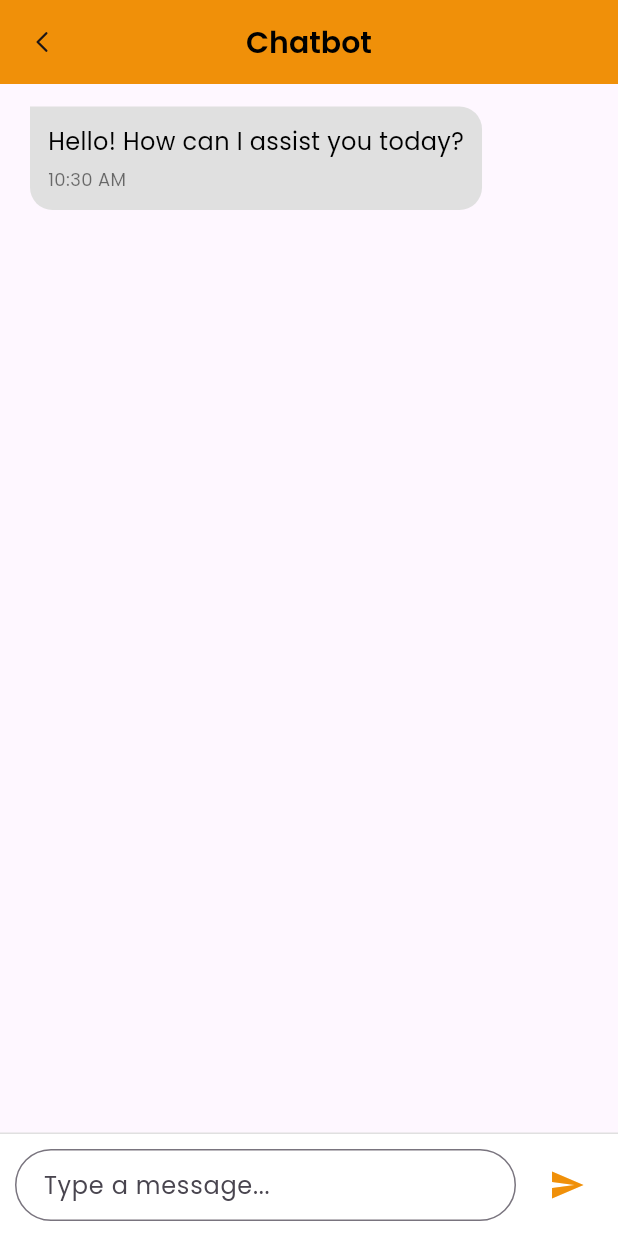
After one commit to NavodXDilshan/WanderNet-FYP-, a Flutter app: the ChatbotPage screen opened directly, after a tap on the "send" icon, on a phone screen of 412 x 824 dp. The commit adds this screen. Run offline on Flutter 3.47's test engine with Material 3 defaults, Android fonts, the light colour scheme and no system bars; our stand-ins replace flutter_svg, geolocator, google_maps_flutter, google_places_flutter, permission_handler; missing offline and left inert: flutter_polyline_points, mongo_dart.

Commit message:
implemented the chatbot

```diff
--- /dev/null
+++ b/lib/pages/chatbot.dart
@@ -0,0 +1,240 @@
+import 'package:flutter/material.dart';
+import 'package:flutter_svg/flutter_svg.dart';
+import 'package:http/http.dart' as http;
+import 'package:intl/intl.dart';
+import 'dart:convert';
+
+class ChatbotPage extends StatefulWidget {
+  const ChatbotPage({Key? key}) : super(key: key);
+
+  @override
+  State<ChatbotPage> createState() => _ChatbotPageState();
+}
+
+class _ChatbotPageState extends State<ChatbotPage> {
+  final TextEditingController _messageController = TextEditingController();
+  final ScrollController _scrollController = ScrollController();
+  final List<Map<String, dynamic>> _messages = [];
+  bool _isLoading = false;
+  final String _apiUrl = 'http://192.168.1.2:8000/chat'; // Update if deployed elsewhere
+
+  @override
+  void initState() {
+    super.initState();
+    // Add an initial bot message
+    _messages.add({
+      'text': 'Hello! How can I assist you today?',
+      'isBot': true,
+      'timestamp': DateTime.now(),
+    });
+  }
+
+  Future<void> _sendMessage() async {
+    if (_messageController.text.trim().isEmpty) return;
+
+    final userMessage = _messageController.text.trim();
+    setState(() {
+      // Add user message
+      _messages.add({
+        'text': userMessage,
+        'isBot': false,
+        'timestamp': DateTime.now(),
+      });
+      _isLoading = true;
+    });
+    _scrollToBottom();
+
+    try {
+      // Send request to the API
+      final response = await http.post(
+        Uri.parse(_apiUrl),
+        headers: {'Content-Type': 'application/json'},
+        body: jsonEncode({'question': userMessage}),
+      );
+
+      if (response.statusCode == 200) {
+        final data = jsonDecode(response.body);
+        setState(() {
+          // Add bot response
+          _messages.add({
+            'text': data['response'] ?? 'No response received',
+            'isBot': true,
+            'timestamp': DateTime.now(),
+          });
+          _isLoading = false;
+        });
+      } else {
+        throw Exception('Failed to get response: ${response.statusCode}');
+      }
+    } catch (e) {
+      setState(() {
+        _messages.add({
+          'text': 'Error: Could not connect to the chatbot. Please try again.',
+          'isBot': true,
+          'timestamp': DateTime.now(),
+        });
+        _isLoading = false;
+      });
+      ScaffoldMessenger.of(context).showSnackBar(
+        SnackBar(content: Text('Error: $e')),
+      );
+    }
+
+    _messageController.clear();
+    _scrollToBottom();
+  }
+
+  void _scrollToBottom() {
+    if (_scrollController.hasClients) {
+      WidgetsBinding.instance.addPostFrameCallback((_) {
+        _scrollController.animateTo(
+          _scrollController.position.maxScrollExtent,
+          duration: const Duration(milliseconds: 300),
+          curve: Curves.easeOut,
+        );
+      });
+    }
+  }
+
+  @override
+  Widget build(BuildContext context) {
+    return Scaffold(
+      appBar: AppBar(
+        title: const Text(
+          'Chatbot',
+          style: TextStyle(
+            color: Colors.black,
+            fontSize: 20,
+            fontWeight: FontWeight.w600,
+          ),
+        ),
+        centerTitle: true,
+        backgroundColor: const Color.fromARGB(255, 240, 144, 9),
+        leading: GestureDetector(
+          onTap: () => Navigator.pop(context),
+          child: Container(
+            margin: const EdgeInsets.all(10),
+            alignment: Alignment.center,
+            child: SvgPicture.asset(
+              'assets/icons/Arrow - Left 2.svg',
+              width: 20,
+              height: 20,
+            ),
+            decoration: BoxDecoration(
+              color: const Color.fromARGB(255, 240, 144, 9),
+              borderRadius: BorderRadius.circular(10),
+            ),
+          ),
+        ),
+      ),
+      body: Column(
+        children: [
+          Expanded(
+            child: ListView.builder(
+              controller: _scrollController,
+              padding: const EdgeInsets.all(10),
+              itemCount: _messages.length + (_isLoading ? 1 : 0),
+              itemBuilder: (context, index) {
+                if (_isLoading && index == _messages.length) {
+                  return const Align(
+                    alignment: Alignment.centerLeft,
+                    child: Padding(
+                      padding: EdgeInsets.all(10),
+                      child: CircularProgressIndicator(),
+                    ),
+                  );
+                }
+                final message = _messages[index];
+                final isBot = message['isBot'] as bool;
+                return Align(
+                  alignment: isBot ? Alignment.centerLeft : Alignment.centerRight,
+                  child: Container(
+                    margin: const EdgeInsets.symmetric(vertical: 5, horizontal: 10),
+                    padding: const EdgeInsets.all(12),
+                    decoration: BoxDecoration(
+                      color: isBot
+                          ? Colors.grey[300]
+                          : const Color.fromARGB(255, 240, 144, 9),
+                      borderRadius: BorderRadius.circular(15).copyWith(
+                        topLeft: isBot ? Radius.zero : const Radius.circular(15),
+                        topRight: isBot ? const Radius.circular(15) : Radius.zero,
+                      ),
+                    ),
+                    constraints: BoxConstraints(
+                      maxWidth: MediaQuery.of(context).size.width * 0.75,
+                    ),
+                    child: Column(
+                      crossAxisAlignment: CrossAxisAlignment.start,
+                      children: [
+                        Text(
+                          message['text'] as String,
+                          style: TextStyle(
+                            color: isBot ? Colors.black : Colors.white,
+                            fontSize: 16,
+                          ),
+                        ),
+                        const SizedBox(height: 5),
+                        Text(
+                          DateFormat('hh:mm a').format(message['timestamp'] as DateTime),
+                          style: TextStyle(
+                            color: isBot ? Colors.black54 : Colors.white70,
+                            fontSize: 12,
+                          ),
+                        ),
+                      ],
+                    ),
+                  ),
+                );
+              },
+            ),
+          ),
+          Container(
+            padding: const EdgeInsets.all(10),
+            decoration: BoxDecoration(
+              color: Colors.white,
+              border: Border(
+                top: BorderSide(color: Colors.grey[300]!),
+              ),
+            ),
+            child: Row(
+              children: [
+                Expanded(
+                  child: TextField(
+                    controller: _messageController,
+                    decoration: InputDecoration(
+                      hintText: 'Type a message...',
+                      border: OutlineInputBorder(
+                        borderRadius: BorderRadius.circular(25),
+                        borderSide: const BorderSide(color: Colors.grey),
+                      ),
+                      contentPadding: const EdgeInsets.symmetric(horizontal: 15, vertical: 10),
+                    ),
+                    maxLines: null,
+                    keyboardType: TextInputType.multiline,
+                    onSubmitted: (_) => _sendMessage(),
+                  ),
+                ),
+                const SizedBox(width: 10),
+                IconButton(
+                  onPressed: _sendMessage,
+                  icon: const Icon(Icons.send, color: Color.fromARGB(255, 240, 144, 9)),
+                  style: IconButton.styleFrom(
+                    backgroundColor: Colors.white,
+                    shape: RoundedRectangleBorder(borderRadius: BorderRadius.circular(25)),
+                  ),
+                ),
+              ],
+            ),
+          ),
+        ],
+      ),
+    );
+  }
+
+  @override
+  void dispose() {
+    _messageController.dispose();
+    _scrollController.dispose();
+    super.dispose();
+  }
+}
--- a/lib/pages/market.dart
+++ b/lib/pages/market.dart
@@ -9,6 +9,7 @@ import 'package:google_places_flutter/google_places_flutter.dart';
 import 'package:google_places_flutter/model/prediction.dart';
 import 'dart:async';
 import 'package:intl/intl.dart';
+import 'package:app/pages/chatbot.dart'; // Adjust the path based on your project structure
 
 class MarketItemModel {
   final String? id;
@@ -165,11 +166,31 @@ class _MarketState extends State<Market> {
           ],
         ),
       ),
-      floatingActionButton: FloatingActionButton(
-        onPressed: _showAddItemDialog,
-        backgroundColor: const Color.fromARGB(255, 240, 144, 9),
-        child: const Icon(Icons.add),
-      ),
+      floatingActionButton: Column(
+  mainAxisAlignment: MainAxisAlignment.end,
+  children: [
+    FloatingActionButton(
+      onPressed: () {
+        Navigator.push(
+          context,
+          MaterialPageRoute(
+            builder: (context) => const ChatbotPage(),
+          ),
+        );
+      },
+      backgroundColor: const Color.fromARGB(255, 240, 144, 9),
+      heroTag: 'chatbot',
+      child: const Icon(Icons.chat_bubble),
+    ),
+    const SizedBox(height: 10),
+    FloatingActionButton(
+      onPressed: _showAddItemDialog,
+      backgroundColor: const Color.fromARGB(255, 240, 144, 9),
+      heroTag: 'addItem',
+      child: const Icon(Icons.add),
+    ),
+  ],
+),
     );
   }
 
--- a/pubspec.yaml
+++ b/pubspec.yaml
@@ -2,7 +2,7 @@ name: app
 description: "A new Flutter project."
 # The following line prevents the package from being accidentally published to
 # pub.dev using `flutter pub publish`. This is preferred for private packages.
-publish_to: 'none' # Remove this line if you wish to publish to pub.dev
+publish_to: "none" # Remove this line if you wish to publish to pub.dev
 
 # The following defines the version and build number for your application.
 # A version number is three numbers separated by dots, like 1.2.43
@@ -41,7 +41,6 @@ dependencies:
   cached_network_image: ^3.3.1
   url_launcher: ^6.3.2
 
-
   # The following adds the Cupertino Icons font to your application.
   # Use with the CupertinoIcons class for iOS style icons.
   cupertino_icons: ^1.0.8
@@ -58,13 +57,11 @@ dev_dependencies:
   # rules and activating additional ones.
   flutter_lints: ^5.0.0
 
-
 # For information on the generic Dart part of this file, see the
 # following page: https://dart.dev/tools/pub/pubspec
 
 # The following section is specific to Flutter packages.
 flutter:
-
   # The following line ensures that the Material Icons font is
   # included with your application, so that you can use the icons in
   # the material Icons class.
```
Also changed, not shown: pubspec.lock.
